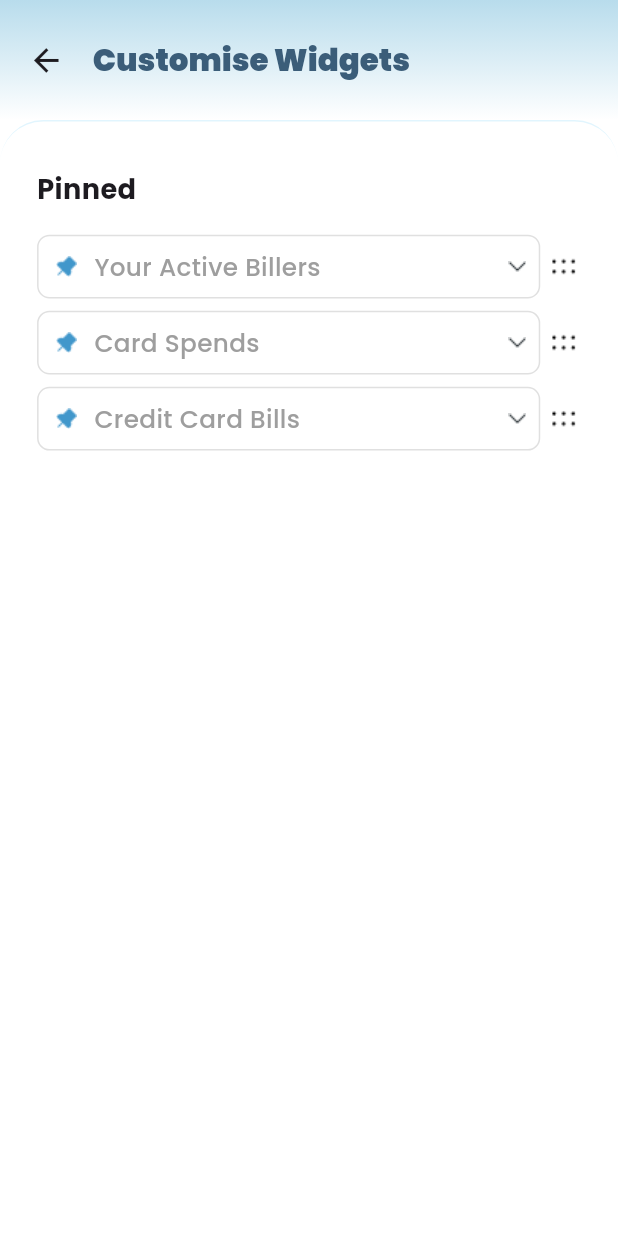
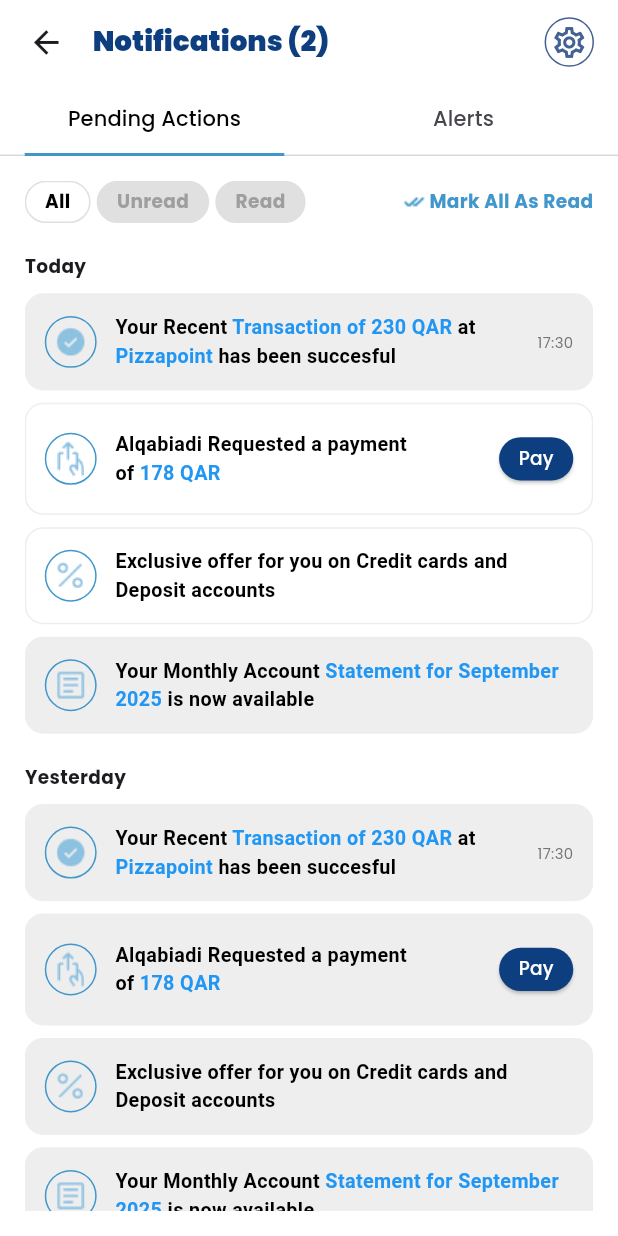
Before and after one commit to inshad-muhammed/Tasks, a Flutter app: the screen it shows after launch, on a phone screen of 412 x 824 dp. Run offline on Flutter 3.47's test engine with Material 3 defaults, Android fonts, the phone set to English and light mode, and no system bars; our stand-ins replace flutter_riverpod, google_fonts.

Commit message:
Notification page added

```diff
--- /dev/null
+++ b/lib/features/notification/presentation/controllers/filter_state_providers.dart
@@ -0,0 +1,7 @@
+import 'package:flutter_riverpod/legacy.dart';
+
+enum NotificationFilter { all, unread, read }
+
+final notificationFilterProvider = StateProvider<NotificationFilter>(
+  (ref) => NotificationFilter.all,
+);
--- /dev/null
+++ b/lib/features/notification/presentation/pages/alerts_page.dart
@@ -0,0 +1,13 @@
+import 'package:flutter/material.dart';
+
+class AlertsPage extends StatelessWidget {
+  const AlertsPage({super.key});
+
+  @override
+  Widget build(BuildContext context) {
+    return Scaffold(
+      backgroundColor: Colors.white,
+      body: Center(child: Text("data")),
+    );
+  }
+}
--- /dev/null
+++ b/lib/features/notification/presentation/pages/notification_page.dart
@@ -0,0 +1,68 @@
+import 'package:flutter/material.dart';
+import 'package:tasks/core/utils/size_config.dart';
+import 'package:tasks/features/notification/presentation/pages/alerts_page.dart';
+import 'package:tasks/features/notification/presentation/pages/pending_action_page.dart';
+
+class NotificationPage extends StatelessWidget {
+  const NotificationPage({super.key});
+
+  @override
+  Widget build(BuildContext context) {
+    SizeConfig.init(context);
+    return DefaultTabController(
+      length: 2,
+      child: Scaffold(
+        backgroundColor: Colors.white,
+        appBar: AppBar(
+          backgroundColor: Colors.white,
+          leading: Icon(Icons.arrow_back, size: SizeConfig.screenWidth * 0.06),
+          leadingWidth: SizeConfig.screenWidth * 0.15,
+          titleSpacing: 0,
+          title: Text(
+            "Notifications (2)",
+            style: TextStyle(
+              color: const Color(0xff0D3E7F),
+              fontSize: SizeConfig.screenWidth * 0.045,
+              fontWeight: FontWeight.w900,
+            ),
+          ),
+          actions: [
+            Padding(
+              padding: const EdgeInsets.only(right: 16),
+              child: Container(
+                height: SizeConfig.screenWidth * 0.08,
+                width: SizeConfig.screenWidth * 0.08,
+                decoration: BoxDecoration(
+                  borderRadius: BorderRadius.circular(
+                    SizeConfig.screenWidth * 0.5,
+                  ),
+                  border: Border.all(color: Color(0xff446193)),
+                ),
+                child: Icon(
+                  Icons.settings_outlined,
+                  color: const Color(0xff446193),
+                  size: SizeConfig.screenWidth * 0.06,
+                ),
+              ),
+            ),
+          ],
+          bottom: TabBar(
+            dividerColor: Colors.grey.withAlpha(100),
+            indicatorColor: Color(0xff4197CB),
+            indicatorPadding: EdgeInsetsGeometry.symmetric(
+              horizontal: SizeConfig.screenWidth * 0.04,
+            ),
+            indicatorSize: TabBarIndicatorSize.tab,
+            labelColor: Colors.black,
+            tabs: [
+              Tab(text: "Pending Actions"),
+
+              Tab(text: "Alerts"),
+            ],
+          ),
+        ),
+        body: TabBarView(children: [PendingActionPage(), AlertsPage()]),
+      ),
+    );
+  }
+}
--- /dev/null
+++ b/lib/features/notification/presentation/pages/pending_action_page.dart
@@ -0,0 +1,134 @@
+import 'package:flutter/material.dart';
+import 'package:tasks/core/utils/size_config.dart';
+import 'package:tasks/features/notification/presentation/widgets/filter_bar.dart';
+import 'package:tasks/features/notification/presentation/widgets/notification_card.dart';
+import 'package:tasks/features/notification/presentation/widgets/section_header.dart';
+
+class PendingActionPage extends StatelessWidget {
+  const PendingActionPage({super.key});
+
+  @override
+  Widget build(BuildContext context) {
+    return Scaffold(
+      backgroundColor: Colors.white,
+      body: Padding(
+        padding: EdgeInsets.all(SizeConfig.screenWidth * 0.04),
+        child: ListView(
+          children: [
+            FilterBar(),
+            SizedBox(height: SizeConfig.screenWidth * 0.05),
+            //Today
+            SectionHeader("Today"),
+            SizedBox(height: SizeConfig.screenWidth * 0.02),
+            NotificationCard(
+              time: "17:30",
+
+              message:
+                  "Your Recent Transaction of 230 QAR at Pizzapoint has been succesful",
+              highlights: ["Transaction of 230 QAR", "Pizzapoint"],
+              notificationtype: 'check',
+            ),
+            SizedBox(height: SizeConfig.screenWidth * 0.02),
+            NotificationCard(
+              message: "Alqabiadi Requested a payment of 178 QAR",
+              highlights: ["178 QAR"],
+              time: "",
+              unread: true,
+              showButton: true,
+              notificationtype: 'request',
+            ),
+            SizedBox(height: SizeConfig.screenWidth * 0.02),
+            NotificationCard(
+              message:
+                  "Exclusive offer for you on Credit cards and Deposit accounts",
+              highlights: [],
+              unread: true,
+              time: "",
+              notificationtype: "percentage",
+            ),
+            SizedBox(height: SizeConfig.screenWidth * 0.02),
+            NotificationCard(
+              message:
+                  "Your Monthly Account Statement for September 2025 is now available",
+              highlights: ["Statement for September 2025"],
+              time: "",
+              notificationtype: "statement",
+            ),
+            SizedBox(height: SizeConfig.screenWidth * 0.05),
+            //Yesterday
+            SectionHeader("Yesterday"),
+            SizedBox(height: SizeConfig.screenWidth * 0.02),
+            NotificationCard(
+              time: "17:30",
+
+              message:
+                  "Your Recent Transaction of 230 QAR at Pizzapoint has been succesful",
+              highlights: ["Transaction of 230 QAR", "Pizzapoint"],
+              notificationtype: 'check',
+            ),
+            SizedBox(height: SizeConfig.screenWidth * 0.02),
+            NotificationCard(
+              message: "Alqabiadi Requested a payment of 178 QAR",
+              highlights: ["178 QAR"],
+              time: "",
+              showButton: true,
+              notificationtype: 'request',
+            ),
+            SizedBox(height: SizeConfig.screenWidth * 0.02),
+            NotificationCard(
+              message:
+                  "Exclusive offer for you on Credit cards and Deposit accounts",
+              highlights: [],
+              time: "",
+              notificationtype: "percentage",
+            ),
+            SizedBox(height: SizeConfig.screenWidth * 0.02),
+            NotificationCard(
+              message:
+                  "Your Monthly Account Statement for September 2025 is now available",
+              highlights: ["Statement for September 2025"],
+              time: "",
+              notificationtype: "statement",
+            ),
+            SizedBox(height: SizeConfig.screenWidth * 0.05),
+            //28th September
+            SectionHeader("28th September"),
+            SizedBox(height: SizeConfig.screenWidth * 0.02),
+            NotificationCard(
+              time: "17:30",
+
+              message:
+                  "Your Recent Transaction of 230 QAR at Pizzapoint has been succesful",
+              highlights: ["Transaction of 230 QAR", "Pizzapoint"],
+              notificationtype: 'check',
+            ),
+            SizedBox(height: SizeConfig.screenWidth * 0.02),
+            NotificationCard(
+              message: "Alqabiadi Requested a payment of 178 QAR",
+              highlights: ["178 QAR"],
+              time: "",
+              showButton: true,
+              notificationtype: 'request',
+            ),
+            SizedBox(height: SizeConfig.screenWidth * 0.02),
+            NotificationCard(
+              message:
+                  "Exclusive offer for you on Credit cards and Deposit accounts",
+              highlights: [],
+              time: "",
+              notificationtype: "percentage",
+            ),
+            SizedBox(height: SizeConfig.screenWidth * 0.02),
+            NotificationCard(
+              message:
+                  "Your Monthly Account Statement for September 2025 is now available",
+              highlights: ["Statement for September 2025"],
+              time: "",
+              notificationtype: "statement",
+            ),
+          ],
+        ),
+      ),
+    );
+  }
+}
--- /dev/null
+++ b/lib/features/notification/presentation/widgets/filter_bar.dart
@@ -0,0 +1,60 @@
+import 'package:flutter/material.dart';
+import 'package:flutter_riverpod/flutter_riverpod.dart';
+import 'package:tasks/core/utils/size_config.dart';
+import 'package:tasks/features/notification/presentation/controllers/filter_state_providers.dart';
+import 'package:tasks/features/notification/presentation/widgets/filter_button.dart';
+
+class FilterBar extends ConsumerWidget {
+  const FilterBar({super.key});
+
+  @override
+  Widget build(BuildContext context, WidgetRef ref) {
+    final selectedFilter = ref.watch(notificationFilterProvider);
+    return Row(
+      spacing: SizeConfig.screenWidth * 0.01,
+      children: [
+        FilterButton(
+          label: "All",
+          isSelected: selectedFilter == NotificationFilter.all,
+          onTap: () {
+            ref.read(notificationFilterProvider.notifier).state =
+                NotificationFilter.all;
+          },
+        ),
+        FilterButton(
+          label: "Unread",
+          isSelected: selectedFilter == NotificationFilter.unread,
+          onTap: () {
+            ref.read(notificationFilterProvider.notifier).state =
+                NotificationFilter.unread;
+          },
+        ),
+        FilterButton(
+          label: "Read",
+          isSelected: selectedFilter == NotificationFilter.read,
+          onTap: () {
+            ref.read(notificationFilterProvider.notifier).state =
+                NotificationFilter.read;
+          },
+        ),
+        Spacer(),
+        GestureDetector(
+          onTap: () {},
+          child: Row(
+            children: [
+              Image.asset("assets/read.png"),
+              Text(
+                "Mark All As Read",
+                style: TextStyle(
+                  color: Color(0xff4197CB),
+                  fontSize: SizeConfig.screenWidth * 0.03,
+                  fontWeight: FontWeight.bold,
+                ),
+              ),
+            ],
+          ),
+        ),
+      ],
+    );
+  }
+}
--- /dev/null
+++ b/lib/features/notification/presentation/widgets/filter_button.dart
@@ -0,0 +1,44 @@
+import 'package:flutter/material.dart';
+import 'package:tasks/core/utils/size_config.dart';
+
+class FilterButton extends StatelessWidget {
+  final String label;
+  final bool isSelected;
+  final VoidCallback onTap;
+
+  const FilterButton({
+    super.key,
+    required this.label,
+    required this.isSelected,
+    required this.onTap,
+  });
+
+  @override
+  Widget build(BuildContext context) {
+    return GestureDetector(
+      onTap: onTap,
+      child: Container(
+        padding: EdgeInsets.symmetric(
+          horizontal: SizeConfig.screenWidth * 0.03,
+          vertical: SizeConfig.screenWidth * 0.01,
+        ),
+        decoration: BoxDecoration(
+          color: isSelected ? Colors.white : Colors.grey.shade300,
+          borderRadius: BorderRadius.circular(SizeConfig.screenWidth * 1),
+          border: Border.all(
+            color: isSelected ? Colors.grey.shade300 : Colors.grey.shade300,
+            width: 1,
+          ),
+        ),
+        child: Text(
+          label,
+          style: TextStyle(
+            fontSize: SizeConfig.screenWidth * 0.03,
+            color: isSelected ? Colors.black : Colors.grey,
+            fontWeight: FontWeight.bold,
+          ),
+        ),
+      ),
+    );
+  }
+}
--- /dev/null
+++ b/lib/features/notification/presentation/widgets/highlited_text.dart
@@ -0,0 +1,89 @@
+import 'package:flutter/material.dart';
+import 'package:tasks/core/utils/size_config.dart';
+
+class HighlightedText extends StatelessWidget {
+  final String message;
+  final List<String> highlights; // words/phrases to make blue
+
+  const HighlightedText({
+    super.key,
+    required this.message,
+    required this.highlights,
+  });
+
+  @override
+  Widget build(BuildContext context) {
+    final spans = _buildHighlightedText(message, highlights);
+
+    return Text.rich(
+      TextSpan(children: spans),
+      maxLines: 2,
+      overflow: TextOverflow.ellipsis,
+    );
+  }
+
+  List<TextSpan> _buildHighlightedText(String text, List<String> highlights) {
+    final spans = <TextSpan>[];
+    String remaining = text;
+
+    while (remaining.isNotEmpty) {
+      // find the first highlight that appears in the text
+      int closestIndex = remaining.length;
+      String? foundWord;
+
+      for (final word in highlights) {
+        final index = remaining.indexOf(word);
+        if (index != -1 && index < closestIndex) {
+          closestIndex = index;
+          foundWord = word;
+        }
+      }
+
+      if (foundWord == null) {
+        // no highlight found, push remaining as normal
+        spans.add(
+          TextSpan(
+            text: remaining,
+            style: TextStyle(
+              color: Colors.black,
+              fontSize: SizeConfig.screenWidth * 0.032,
+              fontWeight: FontWeight.bold,
+            ),
+          ),
+        );
+        break;
+      }
+
+      // Add text before the highlight (normal)
+      if (closestIndex > 0) {
+        spans.add(
+          TextSpan(
+            text: remaining.substring(0, closestIndex),
+            style: TextStyle(
+              color: Colors.black,
+              fontSize: SizeConfig.screenWidth * 0.032,
+              fontWeight: FontWeight.bold,
+            ),
+          ),
+        );
+      }
+
+      // Add the highlight word (blue)
+      spans.add(
+        TextSpan(
+          text: foundWord,
+          style: TextStyle(
+            color: Colors.blue,
+            fontSize: SizeConfig.screenWidth * 0.032,
+            fontWeight: FontWeight.bold,
+          ),
+        ),
+      );
+
+      // cut off processed part
+      remaining = remaining.substring(closestIndex + foundWord.length);
+    }
+
+    return spans;
+  }
+}
--- /dev/null
+++ b/lib/features/notification/presentation/widgets/notification_card.dart
@@ -0,0 +1,96 @@
+import 'package:flutter/material.dart';
+import 'package:tasks/core/utils/size_config.dart';
+import 'package:tasks/features/notification/presentation/widgets/highlited_text.dart';
+
+class NotificationCard extends StatelessWidget {
+  final String message;
+  final List<String> highlights;
+  final String time;
+  final String notificationtype;
+  final bool unread;
+  final bool showButton;
+
+  const NotificationCard({
+    super.key,
+    required this.message,
+    required this.highlights,
+    required this.time,
+    this.unread = false,
+    this.showButton = false,
+    required this.notificationtype,
+  });
+
+  @override
+  Widget build(BuildContext context) {
+    return Container(
+      padding: EdgeInsets.all(SizeConfig.screenWidth * 0.03),
+      decoration: BoxDecoration(
+        color: unread ? Colors.white : Colors.grey.shade200,
+        borderRadius: BorderRadius.circular(SizeConfig.screenWidth * 0.03),
+        border: Border.all(color: Colors.grey.shade200, width: 1),
+      ),
+      child: Row(
+        // crossAxisAlignment: CrossAxisAlignment.start,
+        // mainAxisAlignment: MainAxisAlignment.start,
+        children: [
+          Container(
+            height: SizeConfig.screenWidth * 0.084,
+            width: SizeConfig.screenWidth * 0.084,
+            decoration: BoxDecoration(
+              borderRadius: BorderRadius.circular(SizeConfig.screenWidth * 0.5),
+              border: Border.all(color: Color(0xff4197CB)),
+            ),
+            child: Image.asset("assets/$notificationtype.png"),
+          ),
+          SizedBox(width: SizeConfig.screenWidth * 0.03),
+          Expanded(
+            child: Column(
+              crossAxisAlignment: CrossAxisAlignment.start,
+              children: [
+                HighlightedText(message: message, highlights: highlights),
+              ],
+            ),
+          ),
+          SizedBox(width: SizeConfig.screenWidth * 0.01),
+          Text(
+            time,
+            style: TextStyle(
+              color: Colors.grey.shade600,
+              fontSize: SizeConfig.screenWidth * 0.024,
+            ),
+          ),
+          if (showButton)
+            Row(
+              children: [
+                SizedBox(width: SizeConfig.screenWidth * 0.1),
+                ElevatedButton(
+                  onPressed: () {},
+                  style: ElevatedButton.styleFrom(
+                    backgroundColor: const Color(0xff0D3E7F),
+                    foregroundColor: Colors.white,
+                    minimumSize: Size(
+                      SizeConfig.screenWidth * 0.12,
+                      SizeConfig.screenWidth * 0.07,
+                    ),
+                    padding: EdgeInsets.symmetric(
+                      horizontal: SizeConfig.screenWidth * 0.01,
+                      vertical: SizeConfig.screenWidth * 0.01,
+                    ),
+                    shape: RoundedRectangleBorder(
+                      borderRadius: BorderRadius.circular(
+                        SizeConfig.screenWidth * 0.05,
+                      ),
+                    ),
+                  ),
+                  child: Text(
+                    "Pay",
+                    style: TextStyle(fontSize: SizeConfig.screenWidth * 0.03),
+                  ),
+                ),
+              ],
+            ),
+        ],
+      ),
+    );
+  }
+}
--- /dev/null
+++ b/lib/features/notification/presentation/widgets/section_header.dart
@@ -0,0 +1,18 @@
+import 'package:flutter/material.dart';
+import 'package:tasks/core/utils/size_config.dart';
+
+class SectionHeader extends StatelessWidget {
+  final String title;
+  const SectionHeader(this.title, {super.key});
+
+  @override
+  Widget build(BuildContext context) {
+    return Text(
+      title,
+      style: TextStyle(
+        fontSize: SizeConfig.screenWidth * 0.03,
+        fontWeight: FontWeight.bold,
+      ),
+    );
+  }
+}
--- a/lib/main.dart
+++ b/lib/main.dart
@@ -1,7 +1,7 @@
 import 'package:flutter/material.dart';
 import 'package:flutter_riverpod/flutter_riverpod.dart';
 import 'package:google_fonts/google_fonts.dart';
-import 'package:tasks/features/widget_customisation/presentation/pages/customise_widget.dart';
+import 'package:tasks/features/notification/presentation/pages/notification_page.dart';
 
 void main() {
   runApp(ProviderScope(child: const MyApp()));
@@ -19,7 +19,7 @@ class MyApp extends StatelessWidget {
         textTheme: GoogleFonts.poppinsTextTheme(Theme.of(context).textTheme),
         colorScheme: ColorScheme.fromSeed(seedColor: Colors.deepPurple),
       ),
-      home: CustomiseWidgetPage(),
+      home: NotificationPage(),
     );
   }
 }
```
Also changed, not shown: assets/check.png (added), assets/percentage.png (added), assets/read.png (added), assets/request.png (added), assets/statement.png (added), 1 other file.
